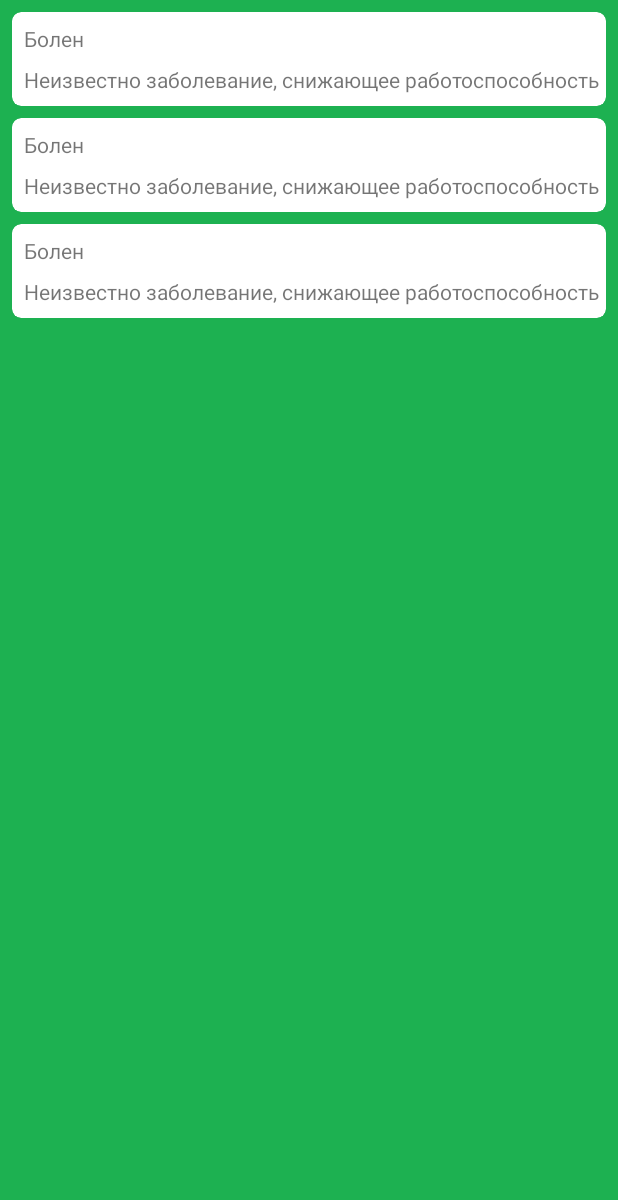
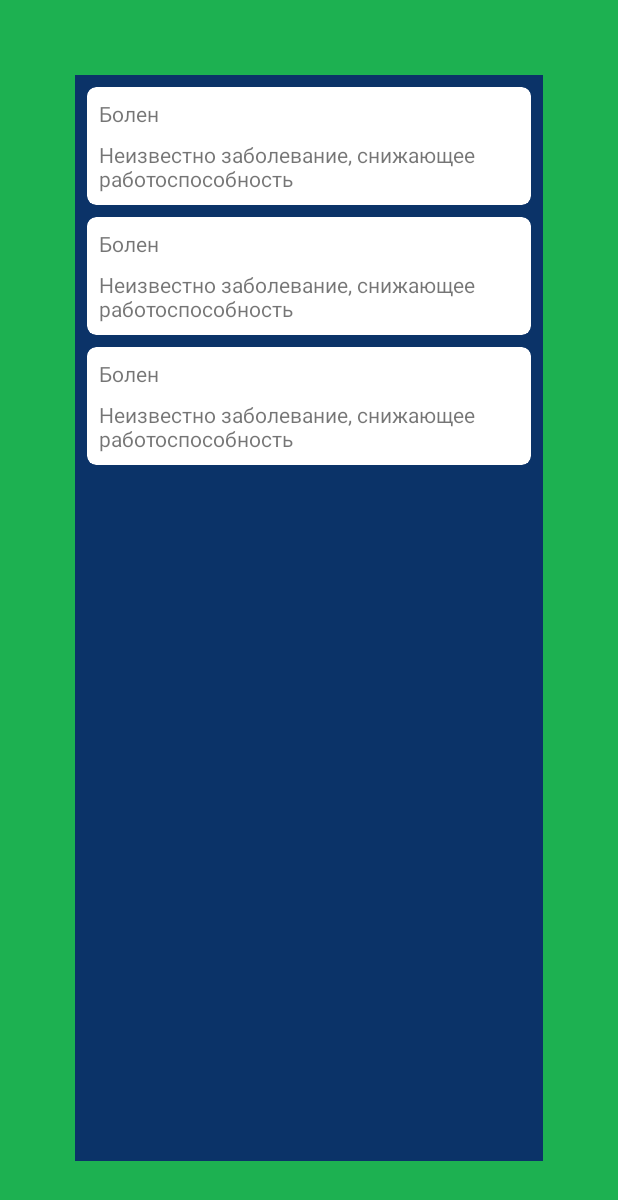
Before and after one commit to AlDtoll/Hutorok, an Android app: the layout fragment_worker_info.xml on its own in the app's theme, with its tools: preview values and no code run, on a phone screen of 412 x 824 dp. Shown: the top 1200 px of the screen. Run offline under Robolectric (Android 15) with nearby library versions, the phone set to English and light mode, and no system bars.

Commit message:
H-20. Add swipe animation

```diff
--- a/app/build.gradle
+++ b/app/build.gradle
@@ -26,9 +26,9 @@ android {
 dependencies {
     implementation fileTree(dir: 'libs', include: ['*.jar'])
     implementation"org.jetbrains.kotlin:kotlin-stdlib-jdk7:$kotlin_version"
-    implementation 'androidx.appcompat:appcompat:1.0.2'
-    implementation 'androidx.core:core-ktx:1.0.2'
-    implementation 'androidx.constraintlayout:constraintlayout:1.1.3'
+    implementation 'androidx.appcompat:appcompat:1.1.0'
+    implementation 'androidx.core:core-ktx:1.1.0'
+    implementation 'androidx.constraintlayout:constraintlayout:2.0.0-beta3'
     testImplementation 'junit:junit:4.12'
     androidTestImplementation 'androidx.test:runner:1.2.0'
     androidTestImplementation 'androidx.test.espresso:espresso-core:3.2.0'
--- a/app/src/main/java/com/example/hutorok/screen/worker_info_screen/WorkerInfoScreen.kt
+++ b/app/src/main/java/com/example/hutorok/screen/worker_info_screen/WorkerInfoScreen.kt
@@ -6,6 +6,8 @@ import android.view.MotionEvent
 import android.view.View
 import android.view.ViewGroup
 import androidx.appcompat.app.AppCompatActivity
+import androidx.constraintlayout.motion.widget.MotionLayout
+import androidx.constraintlayout.motion.widget.TransitionAdapter
 import androidx.fragment.app.Fragment
 import androidx.lifecycle.Observer
 import androidx.recyclerview.widget.DefaultItemAnimator
@@ -27,7 +29,11 @@ class WorkerInfoScreen : Fragment(), View.OnTouchListener {
         fun newInstance(): WorkerInfoScreen = WorkerInfoScreen()
     }
 
-    override fun onCreateView(inflater: LayoutInflater, container: ViewGroup?, savedInstanceState: Bundle?): View? {
+    override fun onCreateView(
+        inflater: LayoutInflater,
+        container: ViewGroup?,
+        savedInstanceState: Bundle?
+    ): View? {
         return inflater.inflate(R.layout.fragment_worker_info, container, false)
     }
 
@@ -50,12 +56,10 @@ class WorkerInfoScreen : Fragment(), View.OnTouchListener {
         when (event.action) {
             MotionEvent.ACTION_DOWN -> {
                 downX = event.x
-                return true
             }
             MotionEvent.ACTION_UP -> {
                 upX = event.x
                 swipe()
-                return true
             }
         }
         return false
@@ -64,14 +68,40 @@ class WorkerInfoScreen : Fragment(), View.OnTouchListener {
     private fun swipe() {
         if (abs(downX - upX) > MIN_DISTANCE) {
             if (downX < upX) {
-                workerInfoViewModel.getPreviousWorker()
+                screen.progress = 0f
+                screen.transitionToState(R.id.right)
             } else {
-                workerInfoViewModel.getNextWorker()
+                screen.progress = 0f
+                screen.transitionToState(R.id.left)
             }
         }
     }
 
     private fun initUi() {
+
+        screen.setTransitionListener(object : TransitionAdapter() {
+
+            override fun onTransitionCompleted(motionLayout: MotionLayout, currentId: Int) {
+                when (currentId) {
+                    R.id.offScreenRight -> {
+                        motionLayout.progress = 0f
+                        motionLayout.setTransition(R.id.start, R.id.right)
+                        topCard.scaleX = 1f
+                        topCard.scaleY = 1f
+                        workerInfoViewModel.getPreviousWorker()
+                    }
+                    R.id.offScreenLeft -> {
+                        motionLayout.progress = 0f
+                        motionLayout.setTransition(R.id.start, R.id.left)
+                        topCard.scaleX = 1f
+                        topCard.scaleY = 1f
+                        workerInfoViewModel.getNextWorker()
+                    }
+                }
+            }
+
+        })
+
         initToolbar()
 
         initRecyclerView()
@@ -81,7 +111,8 @@ class WorkerInfoScreen : Fragment(), View.OnTouchListener {
         (activity as AppCompatActivity).supportActionBar?.setDisplayHomeAsUpEnabled(true)
         workerInfoViewModel.workerData().observe(this, Observer {
             it?.run {
-                (activity as AppCompatActivity).title = it.name + " " + it.nickname + " " + it.age.code
+                (activity as AppCompatActivity).title =
+                    it.name + " " + it.nickname + " " + it.age.code
             }
         })
     }
--- a/app/src/main/res/layout/fragment_worker_info.xml
+++ b/app/src/main/res/layout/fragment_worker_info.xml
@@ -1,22 +1,32 @@
 <?xml version="1.0" encoding="utf-8"?>
-<androidx.constraintlayout.widget.ConstraintLayout xmlns:android="http://schemas.android.com/apk/res/android"
+<androidx.constraintlayout.motion.widget.MotionLayout xmlns:android="http://schemas.android.com/apk/res/android"
         xmlns:app="http://schemas.android.com/apk/res-auto"
         xmlns:tools="http://schemas.android.com/tools"
         android:id="@+id/screen"
         android:layout_width="match_parent"
         android:layout_height="match_parent"
         android:orientation="vertical"
+        app:layoutDescription="@xml/scene_swipe"
         tools:background="@color/green">
 
-    <androidx.recyclerview.widget.RecyclerView
-            android:id="@+id/statusesList"
+    <FrameLayout
+            android:id="@+id/topCard"
             android:layout_width="match_parent"
-            android:layout_height="0dp"
-            android:layout_marginTop="@dimen/padding_small"
+            android:layout_height="match_parent"
+            android:background="@color/blue"
             app:layout_constraintBottom_toBottomOf="parent"
             app:layout_constraintEnd_toEndOf="parent"
             app:layout_constraintStart_toStartOf="parent"
-            app:layout_constraintTop_toTopOf="parent"
-            tools:listitem="@layout/status_item" />
+            app:layout_constraintTop_toTopOf="parent">
 
-</androidx.constraintlayout.widget.ConstraintLayout>
+        <androidx.recyclerview.widget.RecyclerView
+                android:id="@+id/statusesList"
+                android:layout_width="match_parent"
+                android:layout_height="match_parent"
+                android:layout_marginTop="@dimen/padding_small"
+                android:layout_marginBottom="@dimen/padding_small"
+                tools:listitem="@layout/status_item" />
+
+    </FrameLayout>
+
+</androidx.constraintlayout.motion.widget.MotionLayout>
--- /dev/null
+++ b/app/src/main/res/xml/scene_swipe.xml
@@ -0,0 +1,127 @@
+<?xml version="1.0" encoding="utf-8"?>
+<MotionScene xmlns:android="http://schemas.android.com/apk/res/android"
+        xmlns:app="http://schemas.android.com/apk/res-auto">
+
+    <ConstraintSet android:id="@+id/start">
+
+        <Constraint
+                android:id="@+id/topCard"
+                android:layout_width="match_parent"
+                android:layout_height="match_parent"
+                android:layout_marginStart="50dp"
+                android:layout_marginTop="50dp"
+                android:layout_marginEnd="50dp"
+                android:layout_marginBottom="50dp"
+                app:layout_constraintEnd_toEndOf="parent"
+                app:layout_constraintStart_toStartOf="parent">
+
+            <Transform
+                    android:scaleX="1"
+                    android:scaleY="1" />
+
+        </Constraint>
+
+    </ConstraintSet>
+
+    <ConstraintSet android:id="@+id/left">
+
+        <Constraint
+                android:id="@+id/topCard"
+                android:layout_width="0dp"
+                android:layout_height="match_parent"
+                android:layout_marginStart="50dp"
+                android:layout_marginTop="20dp"
+                android:layout_marginEnd="200dp"
+                android:layout_marginBottom="80dp"
+                app:layout_constraintEnd_toEndOf="parent"
+                app:layout_constraintWidth_percent="0.7">
+
+            <Transform
+                    android:scaleX="0.5"
+                    android:scaleY="0.5" />
+
+        </Constraint>
+    </ConstraintSet>
+
+    <ConstraintSet android:id="@+id/right">
+
+        <Constraint
+                android:id="@+id/topCard"
+                android:layout_width="0dp"
+                android:layout_height="match_parent"
+                android:layout_marginStart="200dp"
+                android:layout_marginTop="20dp"
+                android:layout_marginEnd="50dp"
+                android:layout_marginBottom="80dp"
+                app:layout_constraintStart_toStartOf="parent"
+                app:layout_constraintWidth_percent="0.7">
+            <Transform
+                    android:scaleX="0.5"
+                    android:scaleY="0.5" />
+
+        </Constraint>
+
+    </ConstraintSet>
+
+    <Transition
+            app:constraintSetEnd="@+id/left"
+            app:constraintSetStart="@+id/start"
+            app:duration="300" />
+
+    <Transition
+            app:constraintSetEnd="@+id/right"
+            app:constraintSetStart="@+id/start"
+            app:duration="300" />
+
+    <ConstraintSet android:id="@+id/offScreenRight">
+
+        <Constraint
+                android:id="@id/topCard"
+                android:layout_width="0dp"
+                android:layout_height="match_parent"
+                android:layout_marginTop="20dp"
+                android:layout_marginEnd="50dp"
+                android:layout_marginBottom="80dp"
+                app:layout_constraintStart_toEndOf="parent"
+                app:layout_constraintWidth_percent="0.7">
+            <Transform
+                    android:scaleX="0.5"
+                    android:scaleY="0.5" />
+
+        </Constraint>
+
+    </ConstraintSet>
+
+    <Transition
+            app:autoTransition="animateToEnd"
+            app:constraintSetEnd="@+id/offScreenRight"
+            app:constraintSetStart="@+id/right"
+            app:duration="150" />
+
+    <ConstraintSet android:id="@+id/offScreenLeft">
+
+        <Constraint
+                android:id="@id/topCard"
+                android:layout_width="0dp"
+                android:layout_height="match_parent"
+                android:layout_marginStart="50dp"
+                android:layout_marginTop="20dp"
+                android:layout_marginEnd="500dp"
+                android:layout_marginBottom="80dp"
+                app:layout_constraintEnd_toEndOf="parent"
+                app:layout_constraintWidth_percent="0.7">
+            <Transform
+                    android:scaleX="0.5"
+                    android:scaleY="0.5" />
+
+        </Constraint>
+
+    </ConstraintSet>
+
+    <Transition
+            app:autoTransition="animateToEnd"
+            app:constraintSetEnd="@+id/offScreenLeft"
+            app:constraintSetStart="@+id/left"
+            app:duration="150" />
+
+</MotionScene>
```
